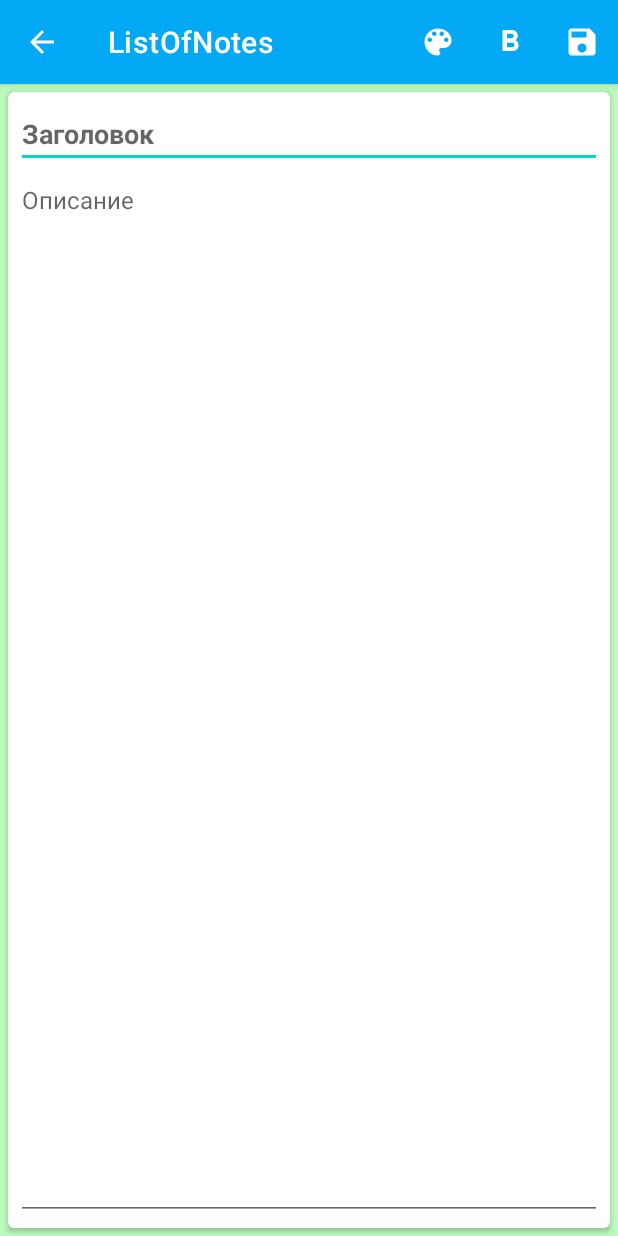
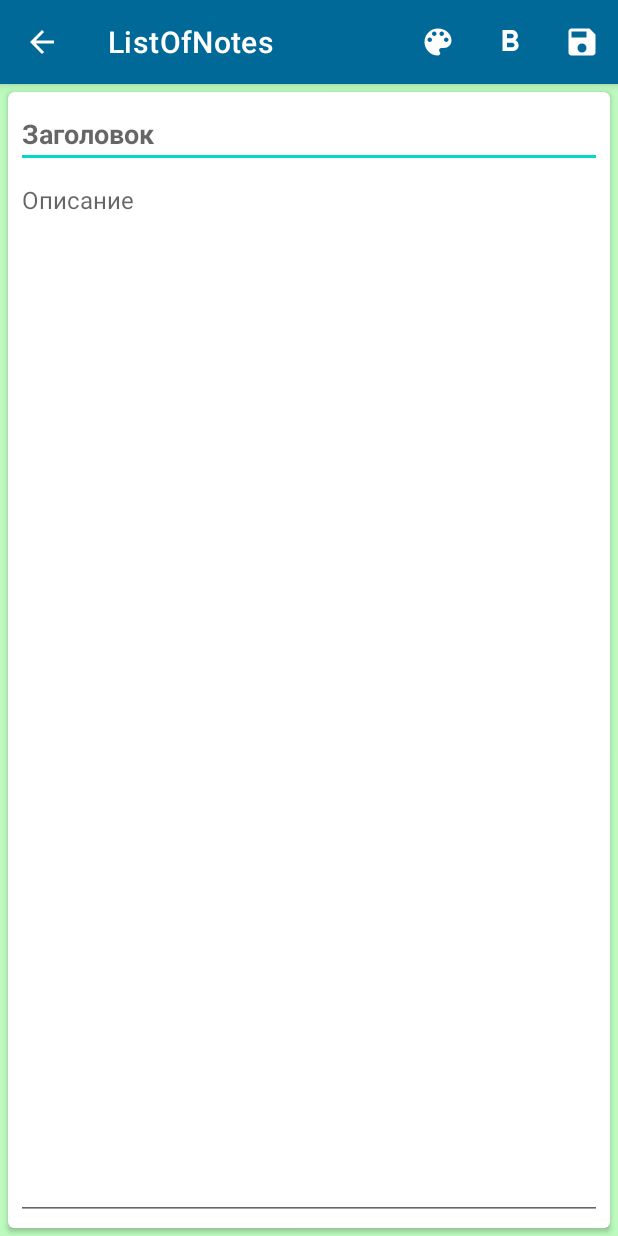
Before and after one commit to DmitrySlv/ListOfNotes, an Android app: the NewNoteActivity screen opened directly, with no data from a screen before it, on a phone screen of 412 x 824 dp. Run offline under Robolectric (Android 15) with nearby library versions, the phone set to English and light mode, and no system bars.

Commit message:
Добавление ActionMenu и adjustResize. Добавление отключения actionMenu(табличка с дейтсвиями при выделениее текста) в NewNoteActivity.kt с помощью private fun actionMenuCallback(). Добавление в AndroidManifest.xml стр android:windowSoftInputMode="stateVisible|adjustResize" для автоподстраивания экрана при редактировании заметки. А в activity_new_note.xml добавление в edDescription inputType textMultiLine - для автопереноса текста при наборе в поле. Добавление новой темы для NewNoteActivity.kt в themes.xml.

```diff
--- a/app/src/main/AndroidManifest.xml
+++ b/app/src/main/AndroidManifest.xml
@@ -15,7 +15,10 @@
         tools:targetApi="31">
         <activity
             android:name=".activities.NewNoteActivity"
-            android:exported="false">
+            android:exported="false"
+            android:windowSoftInputMode="stateVisible|adjustResize"
+            android:theme="@style/Theme.NewNote"
+            >
             <meta-data
                 android:name="android.app.lib_name"
                 android:value="" />
--- a/app/src/main/java/com/ds_create/listofnotes/activities/NewNoteActivity.kt
+++ b/app/src/main/java/com/ds_create/listofnotes/activities/NewNoteActivity.kt
@@ -3,19 +3,18 @@ package com.ds_create.listofnotes.activities
 import android.annotation.SuppressLint
 import android.content.Intent
 import android.graphics.Typeface
-import androidx.appcompat.app.AppCompatActivity
 import android.os.Bundle
 import android.text.Spannable
 import android.text.style.ForegroundColorSpan
 import android.text.style.StyleSpan
+import android.view.ActionMode
 import android.view.Menu
 import android.view.MenuItem
 import android.view.View
 import android.view.animation.Animation
-import android.view.animation.AnimationSet
 import android.view.animation.AnimationUtils
+import androidx.appcompat.app.AppCompatActivity
 import androidx.core.content.ContextCompat
-import androidx.core.text.getSpans
 import com.ds_create.listofnotes.R
 import com.ds_create.listofnotes.databinding.ActivityNewNoteBinding
 import com.ds_create.listofnotes.entities.NoteItem
@@ -37,6 +36,7 @@ class NewNoteActivity : AppCompatActivity() {
         getNote()
         init()
         onClickColorPicker()
+        actionMenuCallback()
     }
 
     @SuppressLint("ClickableViewAccessibility")
@@ -204,6 +204,29 @@ class NewNoteActivity : AppCompatActivity() {
         binding.colorPicker.startAnimation(openAnim)
     }
 
+    private fun actionMenuCallback() {
+        val actionCallback = object : ActionMode.Callback {
+
+            override fun onCreateActionMode(p0: ActionMode?, menu: Menu?): Boolean {
+                menu?.clear()
+                return true
+            }
+
+            override fun onPrepareActionMode(p0: ActionMode?, menu: Menu?): Boolean {
+                menu?.clear()
+                return true
+            }
+
+            override fun onActionItemClicked(p0: ActionMode?, menu: MenuItem?): Boolean {
+                return true
+            }
+
+            override fun onDestroyActionMode(p0: ActionMode?) {
+            }
+        }
+        binding.edDescription.customSelectionActionModeCallback = actionCallback
+    }
+
     companion object {
         private const val PATTERN_TIME = "hh:mm:ss - yyyy/MM/dd"
     }
--- a/app/src/main/res/layout/activity_new_note.xml
+++ b/app/src/main/res/layout/activity_new_note.xml
@@ -44,7 +44,7 @@
                 android:ems="10"
                 android:gravity="top"
                 android:hint="@string/descriptionHint"
-                android:inputType="textPersonName"
+                android:inputType="textMultiLine|textPersonName"
                 android:textSize="16sp"
                 app:layout_constraintBottom_toBottomOf="parent"
                 app:layout_constraintEnd_toEndOf="parent"
--- a/app/src/main/res/values/colors.xml
+++ b/app/src/main/res/values/colors.xml
@@ -8,6 +8,7 @@
     <color name="black">#FF000000</color>
     <color name="white">#FFFFFFFF</color>
     <color name="blue_main">#03A9F4</color>
+    <color name="blue_main_dark">#006998</color>
     <color name="red">#EC1000</color>
 
     <color name="picker_red">#F44336</color>
--- a/app/src/main/res/values/themes.xml
+++ b/app/src/main/res/values/themes.xml
@@ -9,10 +9,16 @@
         <item name="colorSecondary">@color/teal_200</item>
         <item name="colorSecondaryVariant">@color/teal_700</item>
         <item name="colorOnSecondary">@color/black</item>
+
         <!-- Status bar color. -->
         <item name="android:statusBarColor">?attr/colorPrimaryVariant</item>
-
-        <!-- Custom Theme Main -->
+        <!-- Custom status bar view -->
         <item name="android:windowFullscreen">true</item>
     </style>
+
+    <!-- Custom Theme NewNote -->
+    <style name="Theme.NewNote" parent="Theme.MaterialComponents.DayNight.DarkActionBar">
+    <!-- Primary brand color. -->
+    <item name="colorPrimary">@color/blue_main_dark</item>
+    </style>
 </resources>
```
